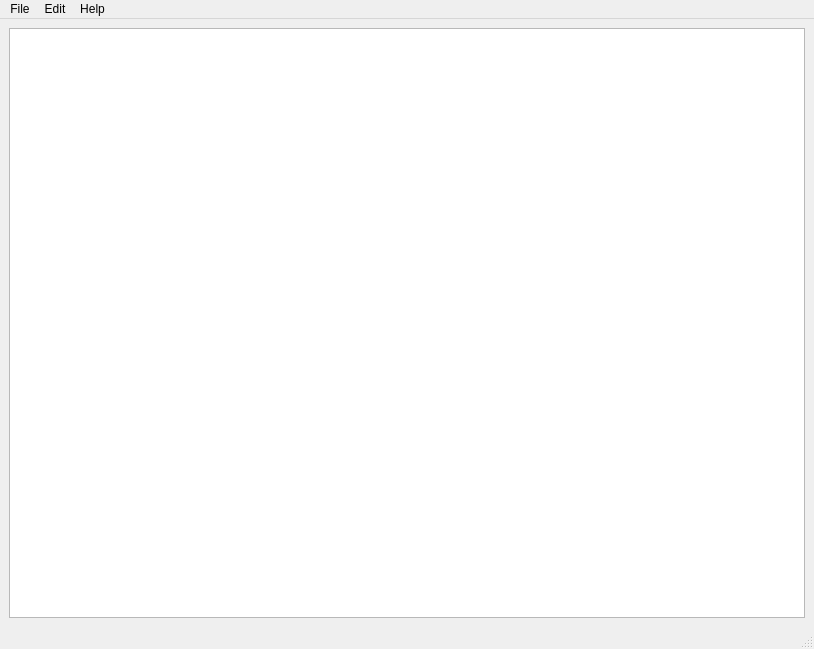
Above: SherTextpp/shertext.ui from Szerwigi1410/SherTextpp before the change. Below: the same form after it.
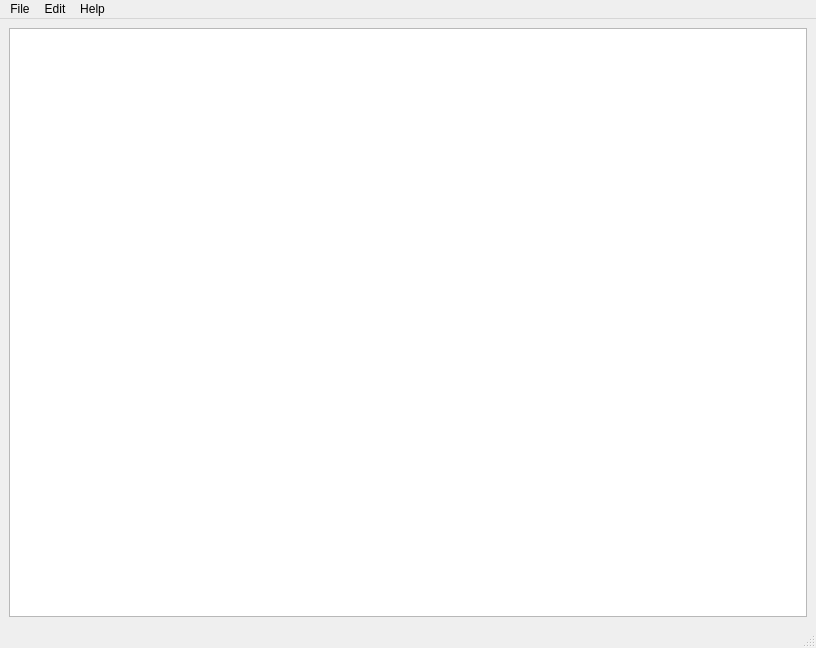
That is the form after the change. Icons and pictures are not drawn.

```diff
--- a/SherTextpp/shertext.ui
+++ b/SherTextpp/shertext.ui
@@ -6,8 +6,8 @@
    <rect>
     <x>0</x>
     <y>0</y>
-    <width>814</width>
-    <height>649</height>
+    <width>816</width>
+    <height>648</height>
    </rect>
   </property>
   <property name="windowTitle">
@@ -29,7 +29,7 @@
     <rect>
      <x>0</x>
      <y>0</y>
-     <width>814</width>
+     <width>816</width>
      <height>21</height>
     </rect>
    </property>
```
